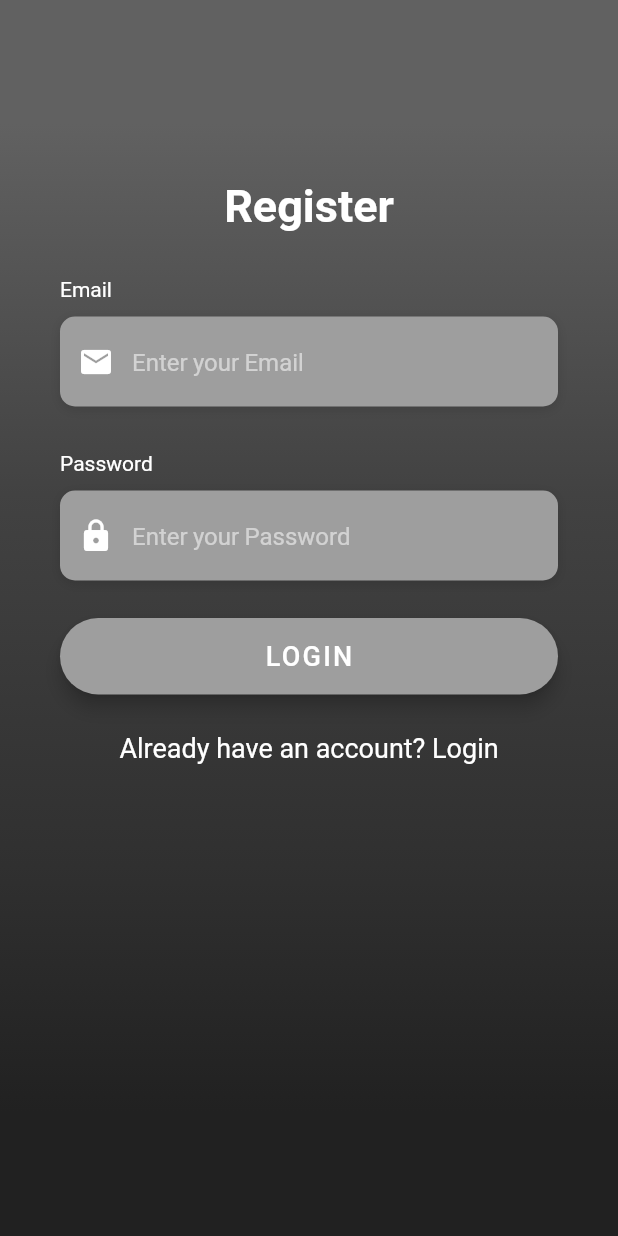
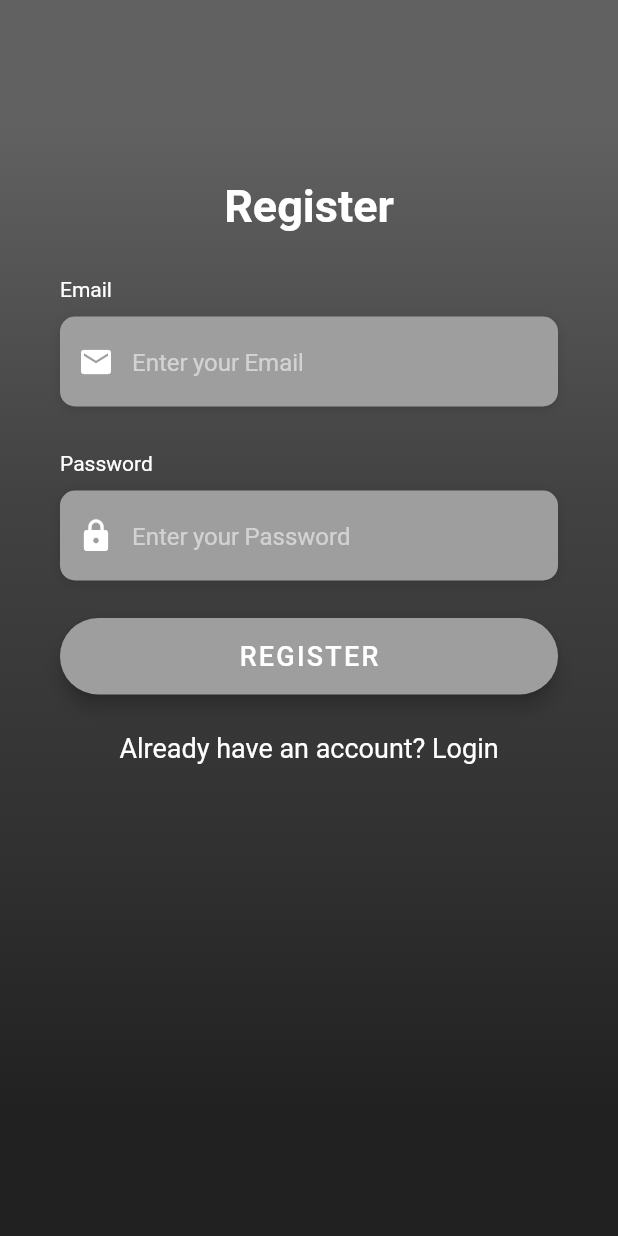
Before and after one commit to randycarrero/Gunpla_database, a Flutter app: the SignUpScreen screen opened directly, on a phone screen of 412 x 824 dp. Run offline on Flutter 3.47's test engine with Material 2 defaults, Android fonts, the phone set to English and light mode, and no system bars; our stand-ins replace ant_icons, cloud_firestore, firebase_auth, firebase_core, google_fonts; accounts and stored records are empty.

Commit message:
FIXED REGISTER TEXT

```diff
--- a/lib/app/widgets.dart
+++ b/lib/app/widgets.dart
@@ -375,7 +375,7 @@ class _BuildRegisterBtnState extends State<BuildRegisterBtn> {
           });
         },
         child: Text(
-          'LOGIN',
+          'REGISTER',
           style: TextStyle(
             color: Colors.white,
             letterSpacing: 1.5,
```
